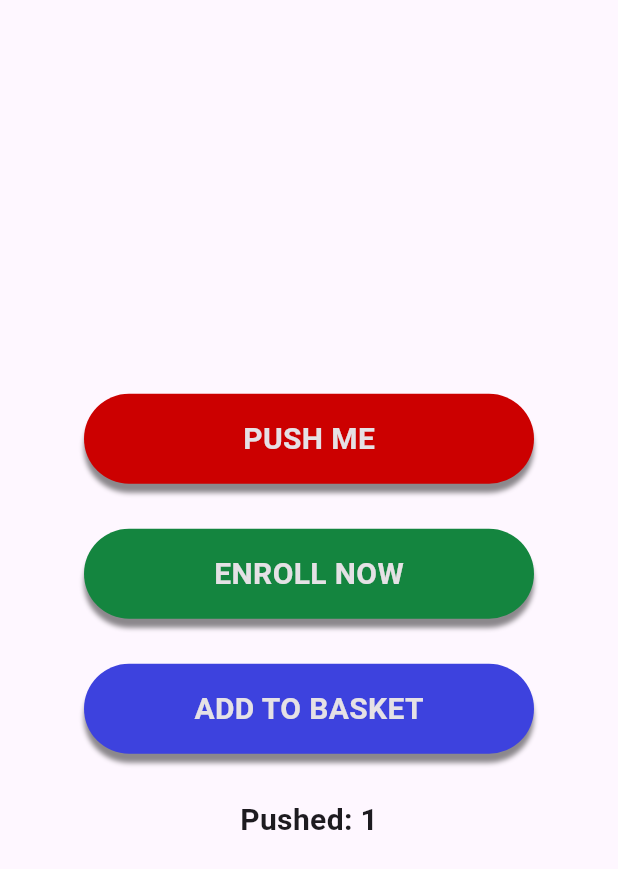
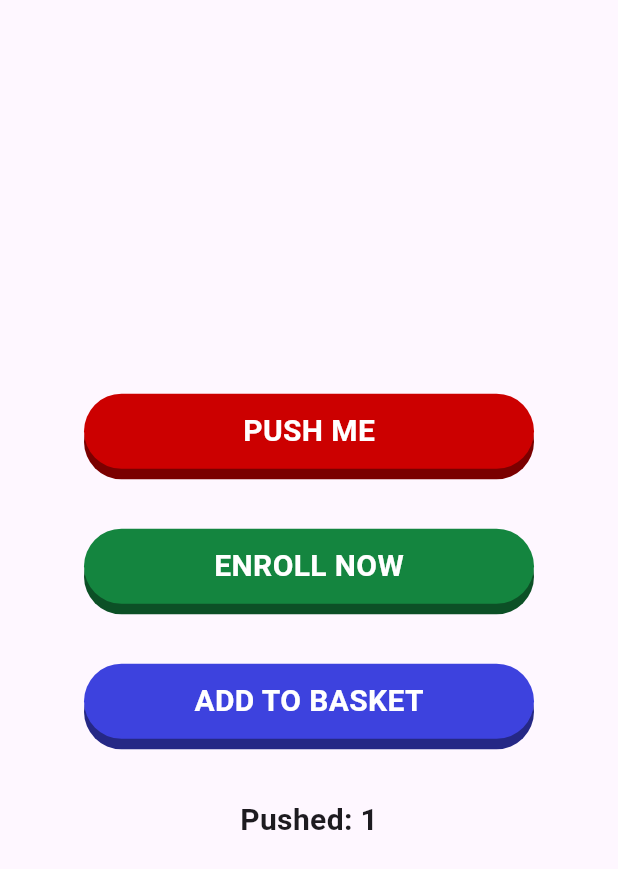
Before and after one commit to ura257/flutter-ui-challenges, a Flutter app: the screen it shows after launch, after a tap on "PUSH ME", on a phone screen of 412 x 824 dp. Shown: the top 869 px of the screen. Run offline on Flutter 3.47's test engine with Material 3 defaults, Android fonts, the phone set to English and light mode, and no system bars; our stand-ins replace flutter_svg; missing offline and left inert: page_flip_builder.

Commit message:
[#4]Docs: Positioned와 Stack 이용하여 버튼 3D 표현, 색상에 lerp로 특정 컬러 Dim 효

```diff
--- a/ui_005_pushable_button/lib/color.dart
+++ b/ui_005_pushable_button/lib/color.dart
@@ -6,7 +6,7 @@ abstract class AppColor{
   // static const Color background = Color(0xFF1C1B1F);
   // static const Color primary = Color(0xFF252329);
 
-  static const Color white = Color(0xFFE5E1E5);
+  static const Color white = Color(0xFFffffff);
   // static const Color yellow = Color(0xFFF7ED9B);
   // static const Color orange = Color(0xFFDD9935);
   static const Color red = Color(0xFFcc0000);
--- a/ui_005_pushable_button/lib/pushable_button.dart
+++ b/ui_005_pushable_button/lib/pushable_button.dart
@@ -1,4 +1,6 @@
+import 'package:flutter/cupertino.dart';
 import 'package:flutter/material.dart';
+import 'package:flutter/widgets.dart';
 import 'package:ui_005_pushable_button/color.dart';
 
 class PushableButton extends StatefulWidget {
@@ -24,27 +26,26 @@ class _PushableButtonState extends State<PushableButton> {
   bool _isPressed = false;
 
   // Case1: 버튼 클릭중일 경우, true로 변경
-  void _onTapDown(TapDownDetails details){
-    setState(() {
-      _isPressed = true;
-    });
+  void _onTapDown(TapDownDetails details) {
+    setState(() => _isPressed = true);
   }
+
   // Case2: 버튼 클릭중이 아닌 경우, false로 변경
-  void _onTapUp(TapUpDetails details){
-    setState(() {
-      _isPressed = false;
-    });
+  void _onTapUp(TapUpDetails details) {
+    setState(() => _isPressed = false);
   }
+
   // Case3: 버튼 위에서 손가락을 떼어서 탭 동작을 완료하지 않을 경우, false로 변경
   // 사용자가 실수로 버튼을 눌렀다가 다른 생각이 들어 손을 버튼 밖으로 옮기고 싶을 경우 Cancel
-  void _onTapCancel(){
-    setState(() {
-      _isPressed = false;
-    });
+  void _onTapCancel() {
+    setState(() => _isPressed = false);
   }
 
   @override
   Widget build(BuildContext context) {
+    // 상단와 하단 레이어 사이의 거리 정의
+    double offset = _isPressed ? 7.0 : 0.0;
+
     return GestureDetector(
       onTapDown: _onTapDown,
       onTapUp: _onTapUp,
@@ -52,28 +53,39 @@ class _PushableButtonState extends State<PushableButton> {
       onTap: widget.onPressed,
       child: AnimatedContainer(
         duration: const Duration(milliseconds: 100),
-        // 버튼 누름 효과 (x,y,z)
-        transform: Matrix4.translationValues(0, _isPressed ? 8:0, 0),
+        // // 버튼 누름 효과 (x,y,z)
+        // transform: Matrix4.translationValues(0, _isPressed ? 8:0, 0),
 
         height: 60,
+        width: 300,
+
+        //** Positioned와 Stack 이용하여 버튼 3D 표현 */
+        child: Stack(
+          children: <Widget>[
+            // 하단 입체 효과
+            Positioned(
+              top: 7, // 기본 위치 고정
+              child: Container(
+                height: 50,
+                width: 300,
+                decoration: BoxDecoration(
+                  // Dim 효과(1): 버튼 색상에 투명도 적용
+                  // color: widget.buttonColor.withOpacity(0.6),
+                  // Dim 효과(2): 버튼 색상 위에 검은색 dim 효과 적용
+                  color: Color.lerp(widget.buttonColor, Colors.black, 0.4),
+                  borderRadius: BorderRadius.circular(30),
+                ),
+              ),
+            ),
+            // 상단 실제 버튼
+            Positioned(
+              top: offset,
+              child: Container(
+                height: 50,
                 width: 300,
                 decoration: BoxDecoration(
                   color: widget.buttonColor,
                   borderRadius: BorderRadius.circular(30),
-          boxShadow: _isPressed
-            ? [
-                const BoxShadow(
-                  color: Colors.black45,
-                  blurRadius: 0,
-                  offset: Offset(0, 2),
-                )
-              ]            : [
-                const BoxShadow(
-                color: Colors.black45,
-                blurRadius: 2,
-                offset: Offset(0, 6), // 그림자 위치
-              )
-            ],
                 ),
                 child: Center(
                   child: Text(
@@ -86,6 +98,10 @@ class _PushableButtonState extends State<PushableButton> {
                   ),
                 ),
               ),
+            )
+          ],
+        ),
+      ),
     );
   }
 }
```
Lines whose indentation alone changed are shown as unchanged.
